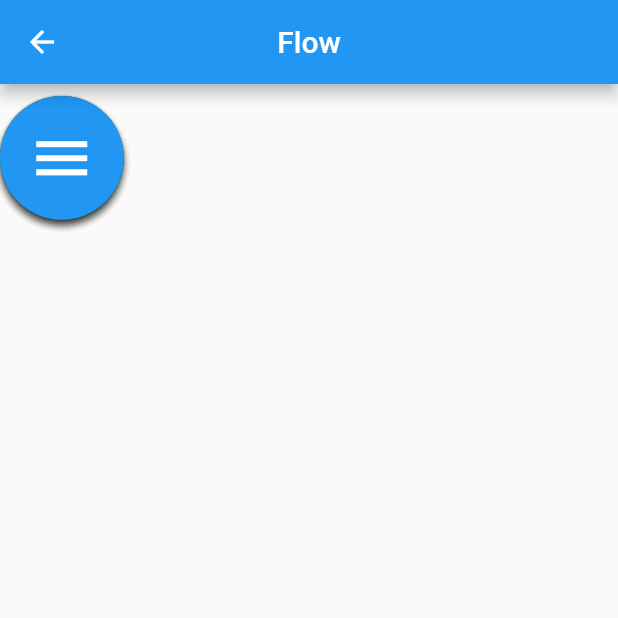
After one commit to flutter-bharat/Flutter-Gallery-Ultimate, a Flutter app: the FlowWidget screen opened directly, on a phone screen of 412 x 824 dp, the top half of it. The commit adds this screen. Run offline on Flutter 3.47's test engine with Material 2 defaults, Android fonts, the phone set to English and light mode, and no system bars; our stand-ins replace transparent_image; network calls fail.

Commit message:
'update'

```diff
--- /dev/null
+++ b/lib/flow.dart
@@ -0,0 +1,110 @@
+import 'package:flutter/material.dart';
+
+class FlowWidget extends StatefulWidget {
+  @override
+  _FlowWidgetState createState() => _FlowWidgetState();
+}
+
+class _FlowWidgetState extends State<FlowWidget> {
+  @override
+  Widget build(BuildContext context) {
+    return Scaffold(
+      appBar: AppBar(
+        title: Text("Flow"),
+        centerTitle: true,
+      ),
+      body: FlowMenu(),
+    );
+  }
+}
+
+class FlowMenu extends StatefulWidget {
+  @override
+  _FlowMenuState createState() => _FlowMenuState();
+}
+
+class _FlowMenuState extends State<FlowMenu> with SingleTickerProviderStateMixin{
+  AnimationController menuAnimation;
+  IconData lastTapped = Icons.notifications;
+  final List<IconData> menuItem = <IconData>[
+    Icons.home,
+    Icons.settings,
+    Icons.new_releases,
+    Icons.notifications,
+    Icons.menu,
+  ];
+
+  void _updateMenu(IconData icon) {
+    if(icon != Icons.menu)
+    {
+      setState(() {
+        lastTapped = icon;
+      });
+    }
+  }
+  @override
+  void initState(){
+    super.initState();
+    menuAnimation = AnimationController(
+      duration: Duration(microseconds: 250),
+      vsync: this,
+      );
+  }
+
+  Widget FlowMenuItem(IconData icon){
+    final double  buttondiameter = MediaQuery.of(context).size.width / menuItem.length;
+    return Padding(
+      padding: EdgeInsets.symmetric(vertical: 8.0),
+      child: RawMaterialButton(
+        fillColor: lastTapped == icon ? Colors.green : Colors.blue,
+        splashColor: Colors.amber,
+        shape: CircleBorder(),
+        constraints: BoxConstraints.tight(Size(buttondiameter, buttondiameter)),
+        onPressed: (){
+          _updateMenu(icon);
+          menuAnimation.status == AnimationStatus.completed ? menuAnimation.reverse() : menuAnimation.forward();
+        },
+        child: Icon(
+          icon,
+          color: Colors.white,
+          size: 45.0,
+          ),
+        ),
+    );
+  }
+  Widget build(BuildContext context) {
+    return Container(
+      child: Flow(
+        delegate: FlowMenuDelegate(menuAnimation: menuAnimation),
+        children:  menuItem.map<Widget>((IconData icon) => FlowMenuItem(icon)).toList(),
+      ),
+    );
+  }
+}
+
+class FlowMenuDelegate extends FlowDelegate {
+
+  FlowMenuDelegate({this.menuAnimation}) : super (repaint: menuAnimation);
+
+  final Animation<double> menuAnimation;
+
+  bool shouldRepaint(FlowMenuDelegate oldDelegate){
+    return menuAnimation != oldDelegate.menuAnimation;
+  }
+
+  @override
+  void paintChildren(FlowPaintingContext context){
+    double dx = 0.0;
+    for(int i= 0 ; i< context.childCount; i++){
+      dx = context.getChildSize(i).width*i;
+      context.paintChild(
+        i,
+        transform: Matrix4.translationValues(
+          dx * menuAnimation.value,
+          0,
+          0,
+        ),
+        );
+    }
+  }
+}
--- a/lib/main.dart
+++ b/lib/main.dart
@@ -1,9 +1,13 @@
 import 'package:flutter/material.dart';
 import 'package:flutter_gallery_ultimate/bottomnavigationbar.dart';
 import 'package:flutter_gallery_ultimate/bottomsheet.dart';
+import 'package:flutter_gallery_ultimate/datepicker.dart';
 import 'package:flutter_gallery_ultimate/expansionpannel.dart';
+import 'package:flutter_gallery_ultimate/fadeinimage.dart';
+import 'package:flutter_gallery_ultimate/flow.dart';
 import 'package:flutter_gallery_ultimate/pageview.dart';
 import 'package:flutter_gallery_ultimate/route.dart';
+import 'package:flutter_gallery_ultimate/slider.dart';
 import 'package:flutter_gallery_ultimate/snackbar.dart';
 import 'package:flutter_gallery_ultimate/CustomAlert.dart';
 import 'package:flutter_gallery_ultimate/CustomBottomNavigation.dart';
@@ -69,6 +73,12 @@ class _MyHomePageState extends State<MyHomePage> {
               FlatButton(onPressed: ()=> Navigator.push(context, MaterialPageRoute(builder: (context)=> FirstScreen())), child: Text('Route')),
               FlatButton(onPressed: ()=> Navigator.push(context, MaterialPageRoute(builder: (context)=> BottomSheetWidget())), child: Text('BottomeSheet')),
               FlatButton(onPressed: ()=> Navigator.push(context, MaterialPageRoute(builder: (context)=> StepperWidget())), child: Text('Stepper')),
+              FlatButton(onPressed: ()=> Navigator.push(context, MaterialPageRoute(builder: (context)=> DatePickerWidget())), child: Text('DatePicker')),
+              FlatButton(onPressed: ()=> Navigator.push(context, MaterialPageRoute(builder: (context)=> SliderWidget())), child: Text('Slider')),
+              FlatButton(onPressed: ()=> Navigator.push(context, MaterialPageRoute(builder: (context)=> FadeInImageWidget())), child: Text('FadeInImage')),
+              FlatButton(onPressed: ()=> Navigator.push(context, MaterialPageRoute(builder: (context)=> FlowWidget())), child: Text('Flow')),
+
+
 
             ],
           ),
--- a/lib/stepper.dart
+++ b/lib/stepper.dart
@@ -1,7 +1,4 @@
-import 'dart:html';
-
 import 'package:flutter/material.dart';
-
 
 class StepperWidget extends StatefulWidget {
   @override
--- a/pubspec.yaml
+++ b/pubspec.yaml
@@ -29,6 +29,7 @@ dependencies:
   # Use with the CupertinoIcons class for iOS style icons.
   cupertino_icons: ^0.1.3
   http: ^0.12.1
+  transparent_image: ^1.0.0
 
 dev_dependencies:
   flutter_test:
```
Also changed, not shown: lib/datepicker.dart (added, +47 -0 lines), lib/fadeinimage.dart (added, +38 -0 lines), lib/slider.dart (added, +47 -0 lines), pubspec.lock.
